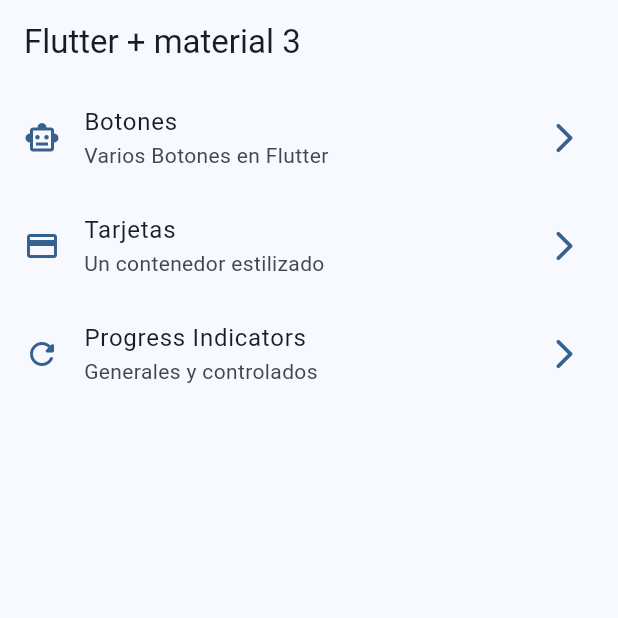
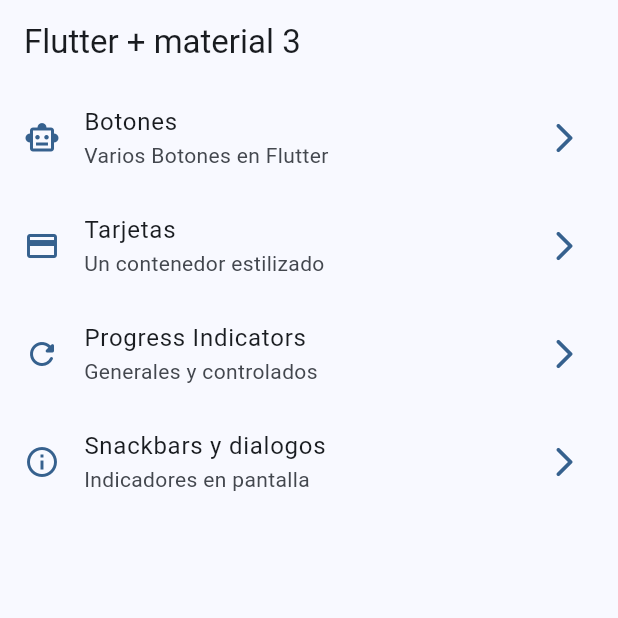
Before and after one commit to max-vigtov/widgets-app, a Flutter app: the screen it shows after launch, on a phone screen of 412 x 824 dp, the top half of it. Run offline on Flutter 3.47's test engine with Material 2 defaults, Android fonts, the phone set to English and light mode, and no system bars; our stand-ins replace go_router.

Commit message:
Snackbars & dialogs screen finished

```diff
--- a/lib/config/menu/menu_items.dart
+++ b/lib/config/menu/menu_items.dart
@@ -36,5 +36,10 @@ const appMenuItems = <MenuItem>[
     icon: Icons.refresh_rounded
     ),
 
-
+  MenuItem(
+    title: 'Snackbars y dialogos',
+    subTitle: 'Indicadores en pantalla',
+    link: '/snackbars',
+    icon: Icons.info_outline
+    ),
 ];
--- a/lib/config/router/app_router.dart
+++ b/lib/config/router/app_router.dart
@@ -25,6 +25,12 @@ final appRouter= GoRouter(
       path: '/progress',
       name: ProgressScreen.name,
       builder: (context, state) => const ProgressScreen(),
+      ),
+
+    GoRoute(
+      path: '/snackbars',
+      name: SnackBarScreen.name,
+      builder: (context, state) => const SnackBarScreen(),
       )
   ]
 );
--- a/lib/main.dart
+++ b/lib/main.dart
@@ -12,6 +12,7 @@ class MainApp extends StatelessWidget {
   @override
   Widget build(BuildContext context) {
     return  MaterialApp.router(
+      title: 'Flutter Widgets',
       routerConfig: appRouter,
       debugShowCheckedModeBanner: false,
       theme: AppTheme(selectedColor: 0).getTheme(),
```
Also changed, not shown: lib/presentation/screens/snackbar/snackbar_screen.dart (+64 -1 lines).
